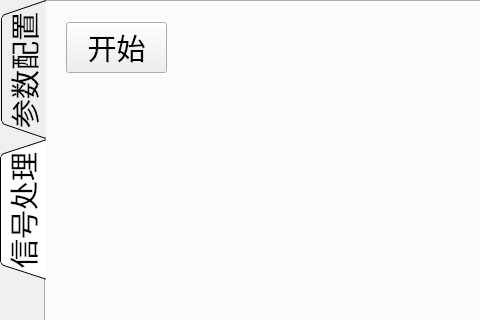
First picture: the form in main_window.ui, repository mmjang/p440_pyqt, before the edit; both pictures show x 0 to 480 and y 0 to 320 of the 800 by 480 pixel window.
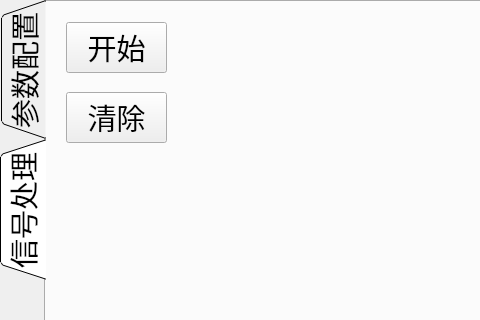
Second picture: the form after the edit. Icons and pictures are not drawn.

Patch:
```diff
--- a/main_window.ui
+++ b/main_window.ui
@@ -638,6 +638,19 @@
        <string>显示设置</string>
       </property>
      </widget>
+     <widget class="QPushButton" name="pushButton_clear">
+      <property name="geometry">
+       <rect>
+        <x>20</x>
+        <y>90</y>
+        <width>101</width>
+        <height>51</height>
+       </rect>
+      </property>
+      <property name="text">
+       <string>清除</string>
+      </property>
+     </widget>
     </widget>
    </widget>
   </widget>
```
Left out of the diff: 4 changed lines with no effect on the pictures.
